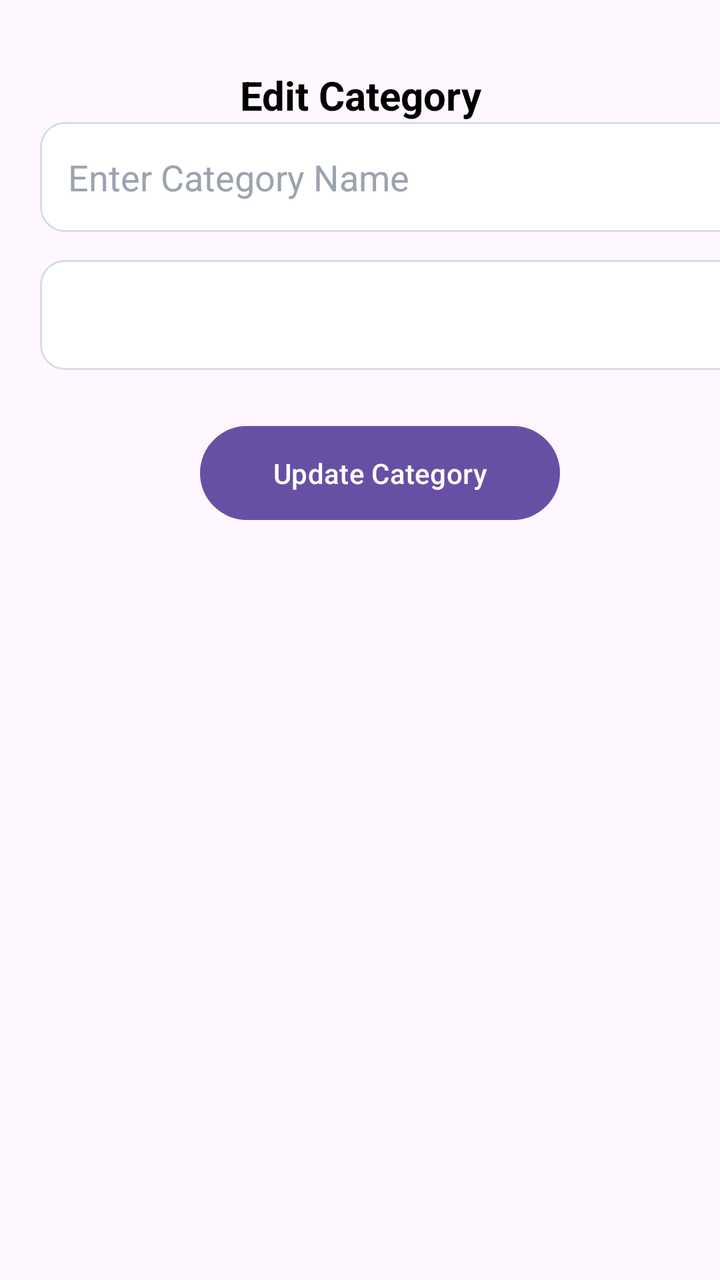
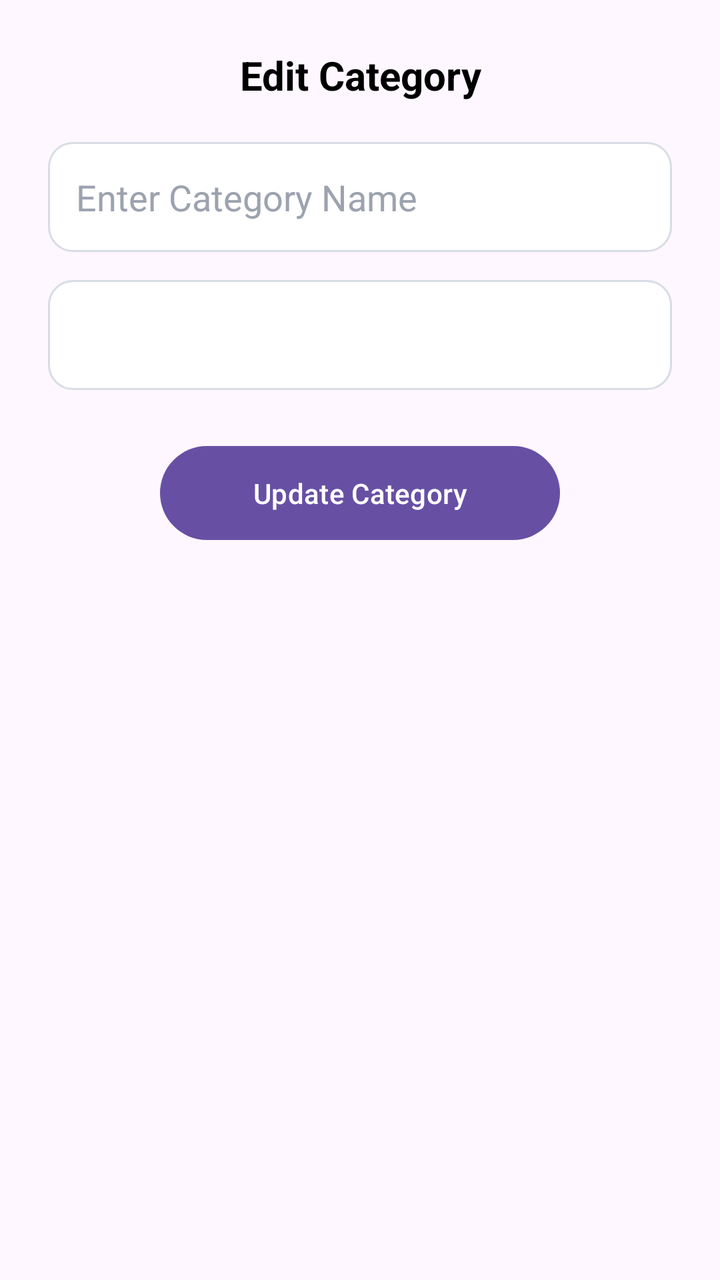

Compare the two renders of this Android layout. The source of the first and the diff that turns it into the second are given below.
<!-- AndroidManifest.xml: application theme Theme.Eventora -->
<!-- res/layout/dialog_edit_category.xml -->
<?xml version="1.0" encoding="utf-8"?>
<LinearLayout xmlns:android="http://schemas.android.com/apk/res/android"
    android:layout_width="match_parent"
    android:layout_height="match_parent"
    android:orientation="vertical"
    android:paddingTop="24dp"
    >
    <TextView
        android:layout_width="match_parent"
        android:layout_height="wrap_content"
        android:gravity="center"
        android:textSize="20dp"
        android:textStyle="bold"
        android:layout_marginTop="10dp"
        android:text="Edit Category"
        android:textColor="@color/black"/>
    <EditText
        android:id="@+id/edtCategoryName"
        android:layout_width="380dp"
        android:layout_height="55dp"
        android:hint="Enter Category Name"
        android:padding="14dp"
        android:layout_marginStart="20dp"
        android:background="@drawable/bg_login_input"
        android:textColor="#111827"
        android:textColorHint="#9CA3AF" />

    <Spinner
        android:id="@+id/spinnerEditCategoryStatus"
        android:layout_width="380dp"
        android:layout_height="55dp"
        android:background="@drawable/bg_login_input"
        android:padding="10dp"
        android:layout_marginStart="20dp"
        android:layout_marginTop="14dp" />
    <Button
        android:id="@+id/btnUpdateCategory"
        android:layout_width="180dp"
        android:layout_height="55dp"
        android:layout_marginStart="100dp"
        android:text="Update Category"
        android:textAllCaps="false"
        android:layout_marginTop="24dp" />
</LinearLayout>
<!-- resources referenced by this layout -->
<resources>
  <color name="black">#FF000000</color>
  <!-- drawable bg_login_input (drawable) -->
  <?xml version="1.0" encoding="utf-8"?>
  <shape xmlns:android="http://schemas.android.com/apk/res/android">
      <solid
          android:color="#FFFFFF"/>
      <stroke
          android:width="1dp"
          android:color="#D8DCE5"/>
      <corners
          android:radius="12dp"/>
  </shape>
  <style name="Theme.Eventora" parent="Base.Theme.Eventora" />
  <style name="Base.Theme.Eventora" parent="Theme.Material3.DayNight.NoActionBar">
          
          
      </style>
</resources>

<!-- the commit's change to res/layout/dialog_edit_category.xml (unified diff, before → after) -->
@@ -1,44 +1,45 @@
 <?xml version="1.0" encoding="utf-8"?>
 <LinearLayout xmlns:android="http://schemas.android.com/apk/res/android"
     android:layout_width="match_parent"
-    android:layout_height="match_parent"
+    android:layout_height="wrap_content"
     android:orientation="vertical"
-    android:paddingTop="24dp"
-    >
+    android:padding="24dp">
+
     <TextView
         android:layout_width="match_parent"
         android:layout_height="wrap_content"
         android:gravity="center"
-        android:textSize="20dp"
-        android:textStyle="bold"
-        android:layout_marginTop="10dp"
         android:text="Edit Category"
-        android:textColor="@color/black"/>
+        android:textColor="@color/black"
+        android:textSize="20sp"
+        android:textStyle="bold" />
+
     <EditText
         android:id="@+id/edtCategoryName"
-        android:layout_width="380dp"
+        android:layout_width="match_parent"
         android:layout_height="55dp"
+        android:layout_marginTop="20dp"
+        android:background="@drawable/bg_login_input"
         android:hint="Enter Category Name"
         android:padding="14dp"
-        android:layout_marginStart="20dp"
-        android:background="@drawable/bg_login_input"
         android:textColor="#111827"
         android:textColorHint="#9CA3AF" />
 
     <Spinner
         android:id="@+id/spinnerEditCategoryStatus"
-        android:layout_width="380dp"
+        android:layout_width="match_parent"
         android:layout_height="55dp"
+        android:layout_marginTop="14dp"
         android:background="@drawable/bg_login_input"
-        android:padding="10dp"
-        android:layout_marginStart="20dp"
-        android:layout_marginTop="14dp" />
+        android:padding="10dp" />
+
     <Button
         android:id="@+id/btnUpdateCategory"
-        android:layout_width="180dp"
+        android:layout_width="200dp"
         android:layout_height="55dp"
-        android:layout_marginStart="100dp"
+        android:layout_gravity="center_horizontal"
+        android:layout_marginTop="24dp"
         android:text="Update Category"
-        android:textAllCaps="false"
-        android:layout_marginTop="24dp" />
+        android:textAllCaps="false" />
+
 </LinearLayout>
